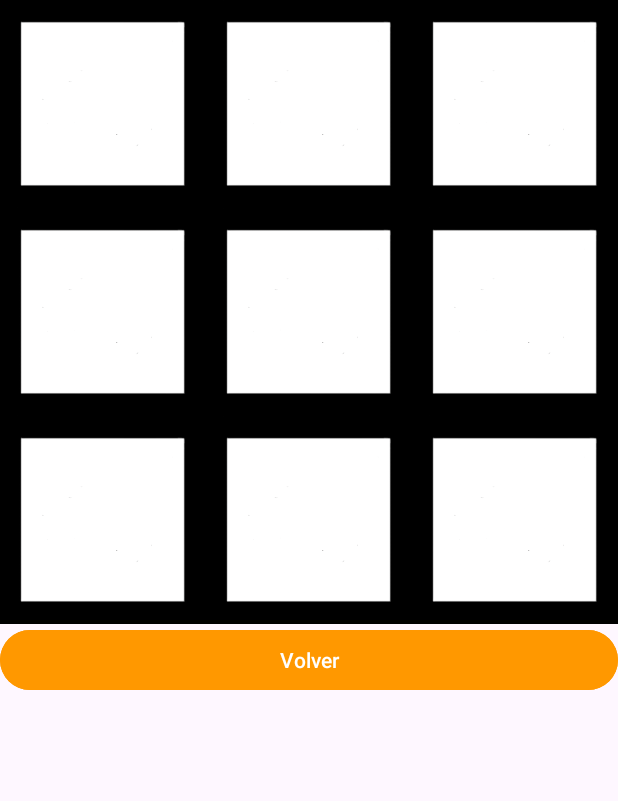
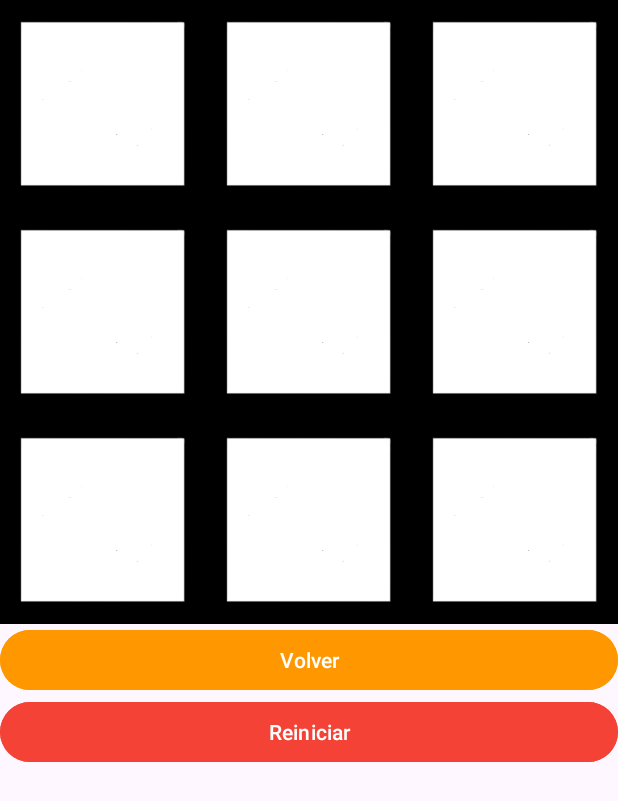
Before and after one commit to cherno1929/CSG3_2324, an Android app: the screen it shows after launch (MainActivity), on a phone screen of 412 x 824 dp. Shown: the top 801 px of the screen. Run offline under Robolectric (Android 15) with nearby library versions, the phone set to English and light mode, and no system bars.

Commit message:
Añadido botón de reiniciar y diálogo de resultado de la partida

```diff
--- a/app/src/main/java/com/example/myapplication/MainActivity.kt
+++ b/app/src/main/java/com/example/myapplication/MainActivity.kt
@@ -2,8 +2,10 @@ package com.example.myapplication
 
 import androidx.appcompat.app.AppCompatActivity
 import android.os.Bundle
+import android.widget.Button
 import android.widget.ImageView
 import android.widget.LinearLayout
+import androidx.appcompat.app.AlertDialog
 import androidx.core.view.get
 import com.example.myapplication.R
 import com.example.myapplication.GestorTablero
@@ -25,9 +27,21 @@ class MainActivity : AppCompatActivity() {
         tablero = gameController.nuevoTablero()
         end = false
         turnoJugador1 = true
+        val tableroLayout = findViewById<LinearLayout>(R.id.tableroLayout)
+        for (i in 0 until tableroLayout.childCount) {
+            val fila = tableroLayout[i] as LinearLayout
+            for (j in 0 until fila.childCount) {
+                val ficha = fila[j] as ImageView
+                ficha.setImageDrawable(getDrawable(R.drawable.cuadrado))
+            }
+        }
     }
 
     private fun inicializarSensor(){
+        val reiniciar = findViewById<Button>(R.id.reiniciar)
+        reiniciar.setOnClickListener(){
+            inicializarPartida()
+        }
         val tableroLayout = findViewById<LinearLayout>(R.id.tableroLayout)
         for(i in 0 until tableroLayout.childCount){
             val fila = tableroLayout[i] as LinearLayout
@@ -39,10 +53,13 @@ class MainActivity : AppCompatActivity() {
                         val estadoJuego = gameController.estadoPartida(turnoJugador1)
                         if(turnoJugador1 && estadoJuego == GestorTablero.PartidaState.GanaJug1){
                             end = true
+                            mostrarMensaje("Ganó el jugador 1")
                         }else if(!turnoJugador1 && estadoJuego == GestorTablero.PartidaState.GanaJug2){
                             end = true
+                            mostrarMensaje("Ganó el jugador 2")
                         } else if(estadoJuego == GestorTablero.PartidaState.Empate){
                             end = true
+                            mostrarMensaje("El resultado es un empate")
                         } else{
                             turnoJugador1 = !turnoJugador1
                         }
@@ -51,6 +68,14 @@ class MainActivity : AppCompatActivity() {
             }
 
         }
+    }
+
+    private fun mostrarMensaje(mensaje: String){
+        AlertDialog.Builder(this)
+            .setTitle(mensaje)
+            .setPositiveButton("Jugar de nuevo", { dialog, which -> inicializarPartida() })
+            .setNegativeButton("Cancelar", { dialog, which -> dialog.dismiss() })
+            .show()
     }
 
     private fun setFicha(view: ImageView, posFila: Int, posCol: Int){
--- a/app/src/main/res/layout/activity_main.xml
+++ b/app/src/main/res/layout/activity_main.xml
@@ -127,4 +127,14 @@
 
     </Button>
 
+    <Button
+        android:id="@+id/reiniciar"
+        android:layout_width="match_parent"
+        android:layout_height="wrap_content"
+        android:text="Reiniciar"
+        android:backgroundTint="#F44336"
+        app:cornerRadius="20dp">
+
+    </Button>
+
 </LinearLayout>
```
